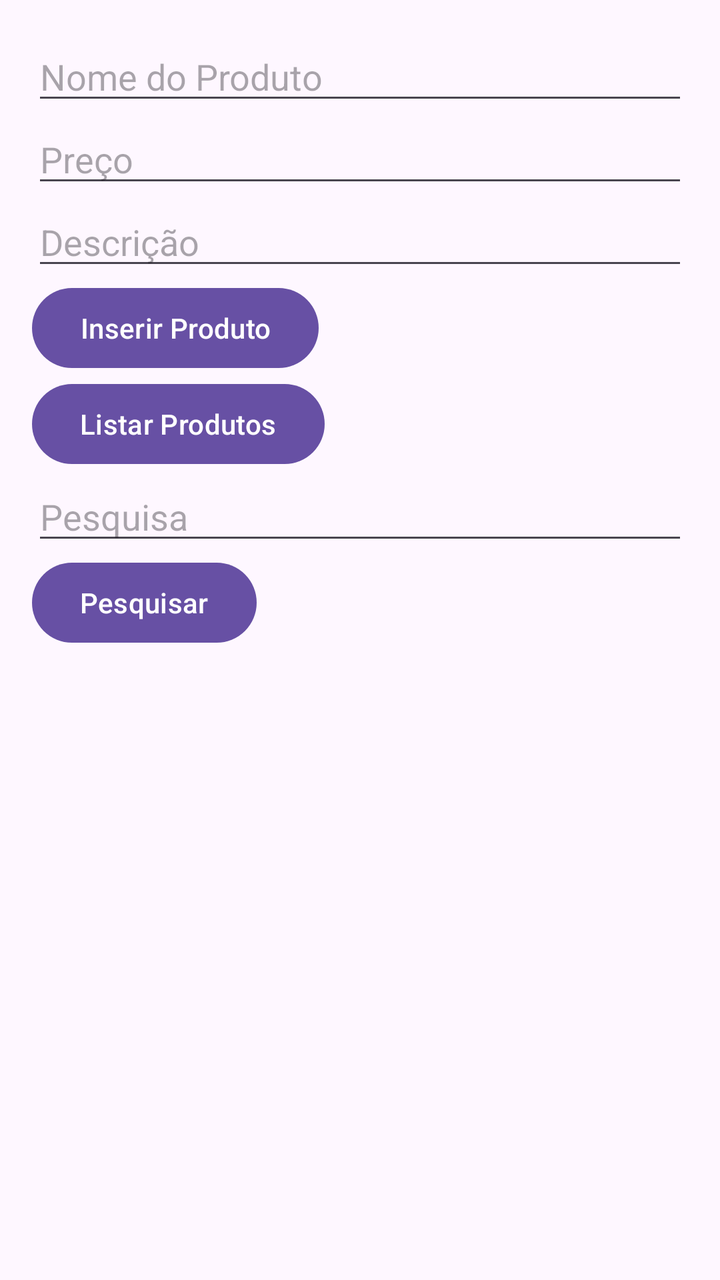
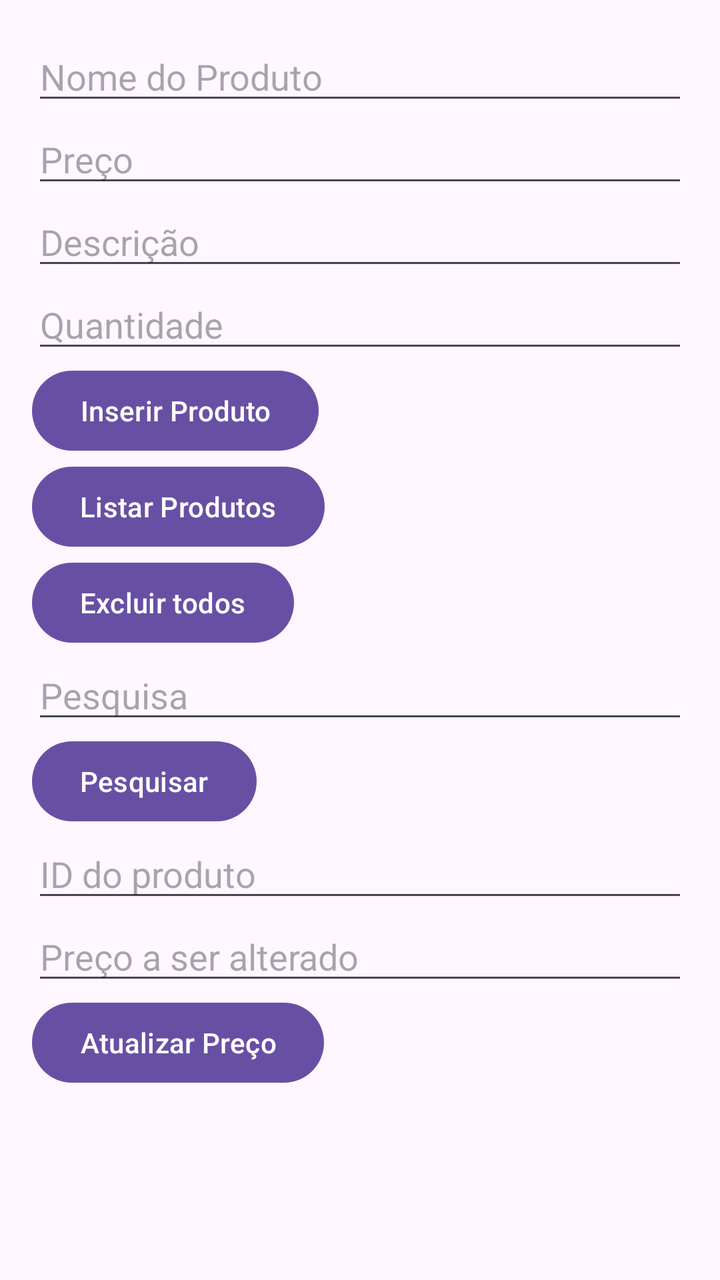

The first picture is an Android layout as it rendered before a commit; the second is the same layout after the commit. The layout source and the unified diff follow.
<!-- AndroidManifest.xml: application theme Theme.AppRoomProduto -->
<!-- res/layout/activity_main.xml -->
<?xml version="1.0" encoding="utf-8"?>
<LinearLayout xmlns:android="http://schemas.android.com/apk/res/android"
    android:layout_width="match_parent"
    android:layout_height="match_parent"
    android:orientation="vertical"
    android:padding="16dp">
    <EditText
        android:id="@+id/editProductName"
        android:layout_width="match_parent"
        android:layout_height="wrap_content"
        android:hint="Nome do Produto" />
    <EditText
        android:id="@+id/editProductPrice"
        android:layout_width="match_parent"
        android:layout_height="wrap_content"
        android:inputType="numberDecimal"
        android:hint="Preço" />
    <EditText
        android:id="@+id/editProductDescription"
        android:layout_width="match_parent"
        android:layout_height="wrap_content"
        android:hint="Descrição" />
    <Button
        android:id="@+id/btnInserirProduto"
        android:layout_width="wrap_content"
        android:layout_height="wrap_content"
        android:text="Inserir Produto" />
    <Button
        android:id="@+id/btnListarProdutos"
        android:layout_width="wrap_content"
        android:layout_height="wrap_content"
        android:text="Listar Produtos" />

    <EditText
        android:id="@+id/editSearch"
        android:layout_width="match_parent"
        android:layout_height="wrap_content"
        android:hint="Pesquisa" />

    <Button
        android:id="@+id/btnPesquisar"
        android:layout_width="wrap_content"
        android:layout_height="wrap_content"
        android:text="Pesquisar"/>

    <TextView
        android:id="@+id/txvProdutos"
        android:layout_width="match_parent"
        android:layout_height="wrap_content" />

</LinearLayout>
<!-- resources referenced by this layout -->
<resources>
  <style name="Theme.AppRoomProduto" parent="Base.Theme.AppRoomProduto" />
  <style name="Base.Theme.AppRoomProduto" parent="Theme.Material3.DayNight.NoActionBar">
          
          
      </style>
</resources>

<!-- the commit's change to res/layout/activity_main.xml (unified diff, before → after) -->
@@ -20,6 +20,11 @@
         android:layout_width="match_parent"
         android:layout_height="wrap_content"
         android:hint="Descrição" />
+    <EditText
+        android:id="@+id/editProductQuantity"
+        android:layout_width="match_parent"
+        android:layout_height="wrap_content"
+        android:hint="Quantidade" />
     <Button
         android:id="@+id/btnInserirProduto"
         android:layout_width="wrap_content"
@@ -30,6 +35,12 @@
         android:layout_width="wrap_content"
         android:layout_height="wrap_content"
         android:text="Listar Produtos" />
+
+    <Button
+        android:id="@+id/btnExcluir"
+        android:layout_width="wrap_content"
+        android:layout_height="wrap_content"
+        android:text="Excluir todos"/>
 
     <EditText
         android:id="@+id/editSearch"
@@ -43,9 +54,29 @@
         android:layout_height="wrap_content"
         android:text="Pesquisar"/>
 
+    <EditText
+        android:id="@+id/editAtualizarId"
+        android:layout_width="match_parent"
+        android:layout_height="wrap_content"
+        android:hint="ID do produto" />
+
+    <EditText
+        android:id="@+id/editAtualizarPreco"
+        android:layout_width="match_parent"
+        android:layout_height="wrap_content"
+        android:hint="Preço a ser alterado" />
+
+    <Button
+        android:id="@+id/btnAtualizar"
+        android:layout_width="wrap_content"
+        android:layout_height="wrap_content"
+        android:text="Atualizar Preço"/>
+
     <TextView
         android:id="@+id/txvProdutos"
         android:layout_width="match_parent"
         android:layout_height="wrap_content" />
 
+
+
 </LinearLayout>
